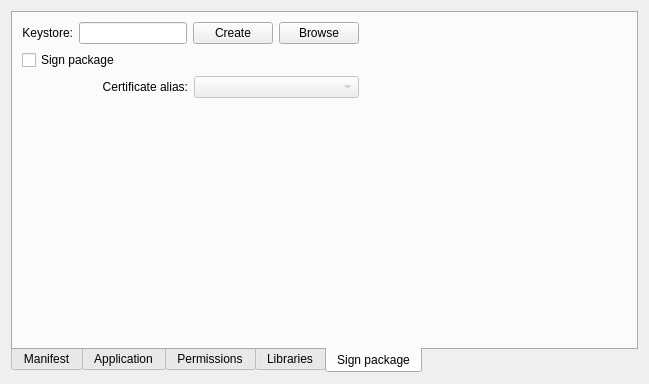
Qt form src/plugins/android/androidpackagecreationwidget.ui (KDE/android-qt-creator) before a commit.
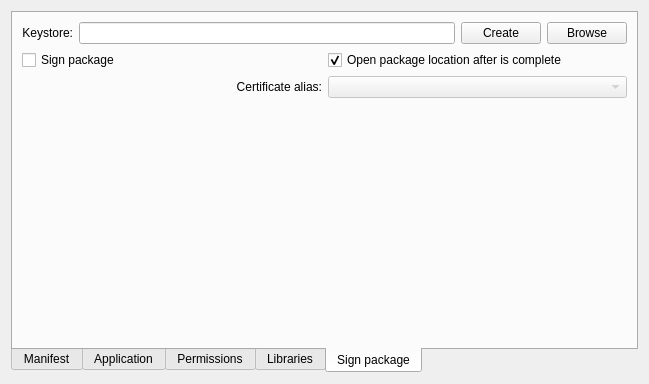
The same form after that commit. The open tabs and pages were chosen to show the change.

Commit message:
Finish package signing.
Package signing in Necessitas become a walk in the park.
Now Necessitas users, can enjoy a first class very easy to use and very
intuitive user interface to create/choose keys to sign their
applications in order to publish them on the market.

Fix "Cannot create children for a parent that is in a different thread".

DIGEST:

```diff
--- a/src/plugins/android/androidpackagecreationwidget.ui
+++ b/src/plugins/android/androidpackagecreationwidget.ui
@@ -1149,9 +1149,9 @@
        <string>Sign package</string>
       </attribute>
       <layout class="QFormLayout" name="formLayout_3">
-       <item row="0" column="0">
+       <item row="0" column="0" colspan="2">
         <layout class="QGridLayout" name="gridLayout_3">
-         <item row="0" column="0">
+         <item row="0" column="0" colspan="2">
           <layout class="QHBoxLayout" name="horizontalLayout_4">
            <item>
             <widget class="QLabel" name="KeystoreLocationLabel">
@@ -1193,7 +1193,17 @@
            </property>
           </widget>
          </item>
-         <item row="2" column="0">
+         <item row="1" column="1">
+          <widget class="QCheckBox" name="openPackageLocationCheckBox">
+           <property name="text">
+            <string>Open package location after is complete</string>
+           </property>
+           <property name="checked">
+            <bool>true</bool>
+           </property>
+          </widget>
+         </item>
+         <item row="2" column="0" colspan="2">
           <layout class="QHBoxLayout" name="horizontalLayout_5">
            <item>
             <widget class="QLabel" name="KeystoreLocationLabel_2">
```
Left out of the diff: 3 changed lines with no effect on the pictures. The commit also changes 14 other files.
